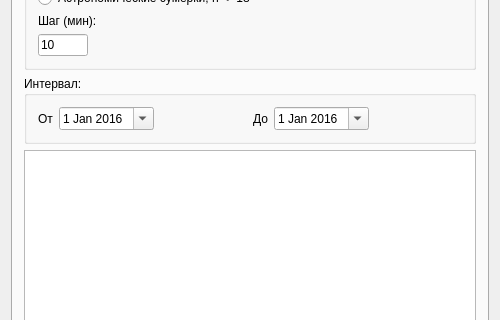
This is erosmain.ui in DeGraaf-dev/eros_qt as Qt 5 draws it before an edit; both pictures show x 0 to 500 and y 169 to 489 of the 500 by 650 pixel window. The edited form follows.
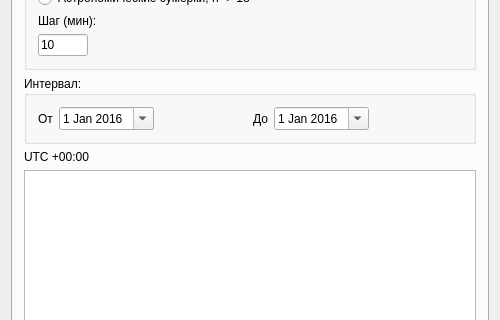
This is the edited form. The open tabs and pages were chosen to show the change.

Patch:
```diff
--- a/erosmain.ui
+++ b/erosmain.ui
@@ -665,6 +665,13 @@
           </layout>
          </widget>
         </item>
+        <item>
+         <widget class="QLabel" name="label_13">
+          <property name="text">
+           <string>UTC +00:00</string>
+          </property>
+         </widget>
+        </item>
         <item>
          <widget class="QTextBrowser" name="g_textMes"/>
         </item>
```
Left out of the diff: 2 changed lines with no effect on the pictures.
